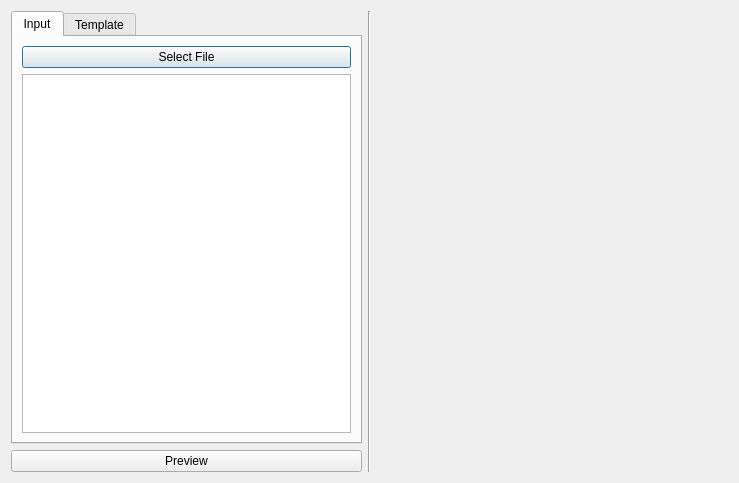
Before: the Qt Designer form ui/importer.ui in glfharris/ankidown, drawn with Qt 5.
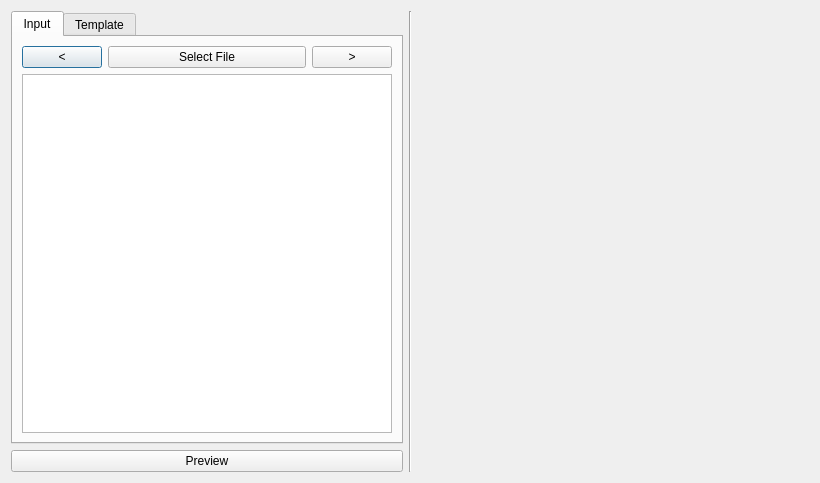
After: the same form once the commit is applied. The open tabs and pages were chosen to show the change.

```diff
--- a/ui/importer.ui
+++ b/ui/importer.ui
@@ -6,16 +6,14 @@
    <rect>
     <x>0</x>
     <y>0</y>
-    <width>739</width>
+    <width>820</width>
     <height>483</height>
    </rect>
   </property>
   <property name="windowTitle">
    <string>Ankidown - Import</string>
   </property>
-  <layout class="QVBoxLayout" name="verticalLayout">
-   <item>
-    <layout class="QHBoxLayout" name="horizontalLayout_3">
+  <layout class="QHBoxLayout" name="horizontalLayout">
      <item>
       <layout class="QVBoxLayout" name="verticalLayout_2">
        <item>
@@ -29,24 +27,52 @@
           </attribute>
           <layout class="QVBoxLayout" name="verticalLayout_7">
            <item>
-            <layout class="QVBoxLayout" name="verticalLayout_8">
-             <item>
               <layout class="QHBoxLayout" name="horizontalLayout_8">
+           <item>
+            <widget class="QPushButton" name="prevButton">
+             <property name="sizePolicy">
+              <sizepolicy hsizetype="Minimum" vsizetype="Fixed">
+               <horstretch>0</horstretch>
+               <verstretch>0</verstretch>
+              </sizepolicy>
+             </property>
+             <property name="text">
+              <string>&lt;</string>
+             </property>
+            </widget>
+           </item>
                <item>
                 <widget class="QPushButton" name="selectFile">
+             <property name="sizePolicy">
+              <sizepolicy hsizetype="Minimum" vsizetype="Fixed">
+               <horstretch>1</horstretch>
+               <verstretch>0</verstretch>
+              </sizepolicy>
+             </property>
                  <property name="text">
                   <string>Select File</string>
                  </property>
                 </widget>
                </item>
+           <item>
+            <widget class="QPushButton" name="nextButton">
+             <property name="sizePolicy">
+              <sizepolicy hsizetype="Minimum" vsizetype="Fixed">
+               <horstretch>0</horstretch>
+               <verstretch>0</verstretch>
+              </sizepolicy>
+             </property>
+             <property name="text">
+              <string>&gt;</string>
+             </property>
+            </widget>
+           </item>
               </layout>
              </item>
              <item>
               <widget class="QPlainTextEdit" name="noteTextEdit"/>
              </item>
             </layout>
-           </item>
-          </layout>
          </widget>
          <widget class="QWidget" name="templateTab">
           <attribute name="title">
@@ -92,8 +118,6 @@
           <set>QDialogButtonBox::NoButton</set>
          </property>
         </widget>
-       </item>
-      </layout>
      </item>
     </layout>
    </item>
```
Left out of the diff: 2 changed lines with no effect on the pictures. Lines whose indentation alone changed are shown as unchanged.
